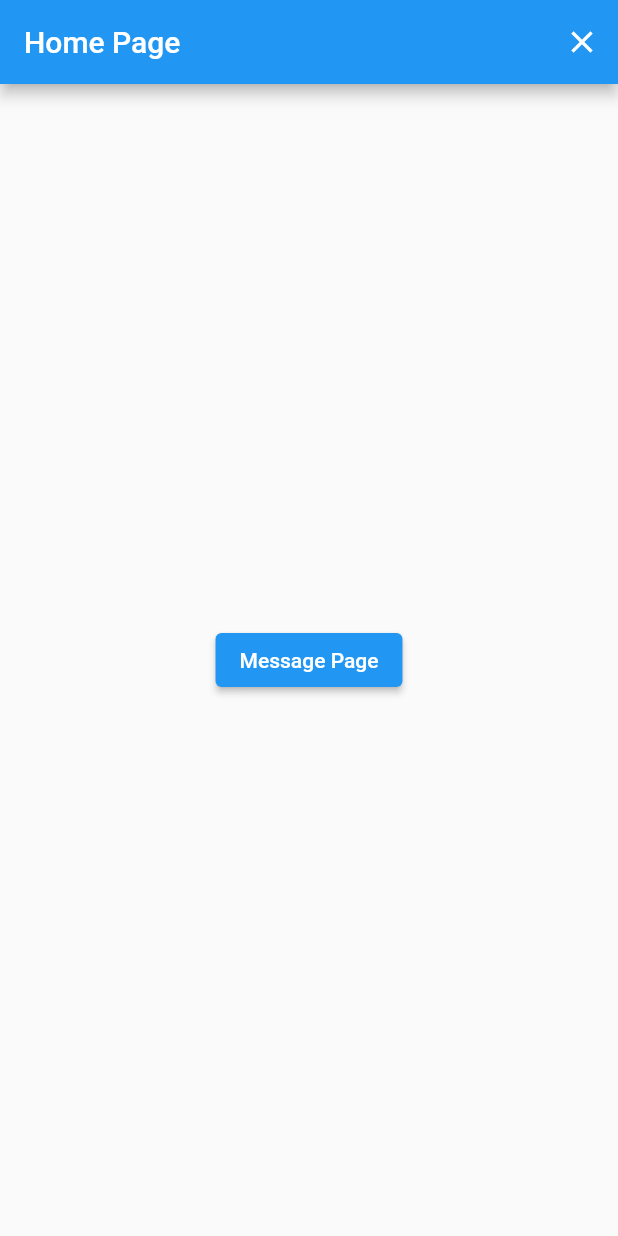
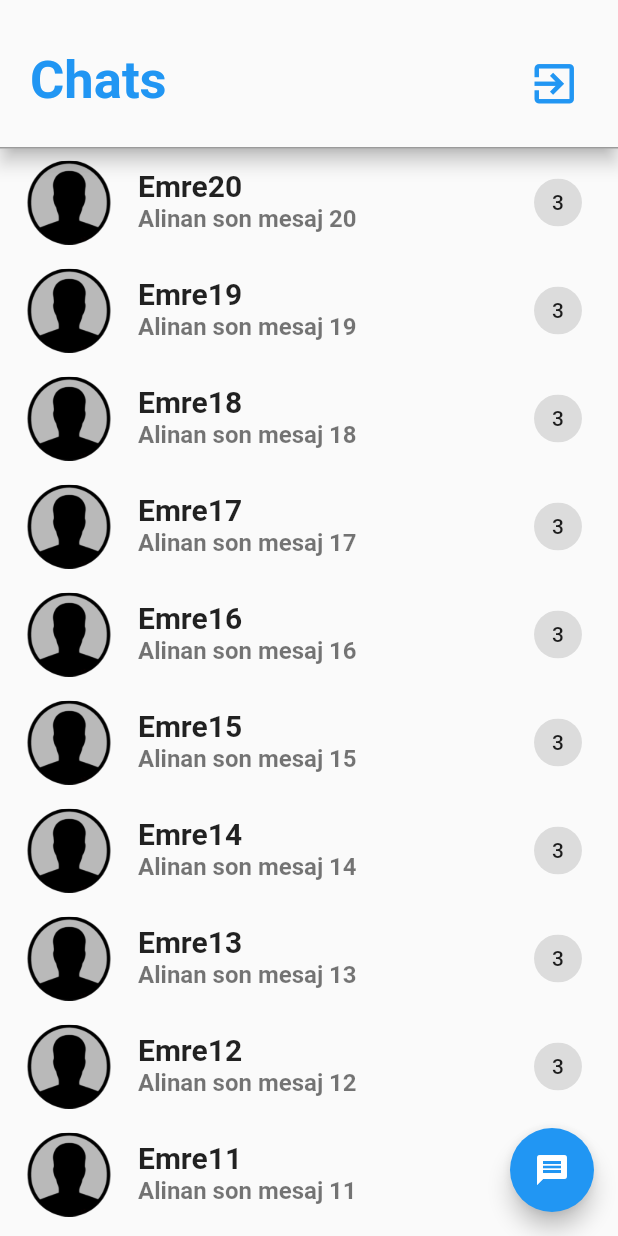
Before and after one commit to emreozturk7/chat_app, a Flutter app: the screen it shows once a user with an empty profile is signed in, on a phone screen of 412 x 824 dp. Run offline on Flutter 3.47's test engine with Material 2 defaults, Android fonts, the phone set to English and light mode, and no system bars; our stand-ins replace emoji_picker_flutter, firebase_auth, firebase_core, firebase_storage, flutter_spinkit, get and 2 more; accounts and stored records are empty.

Commit message:
GetX routes added and model files created

```diff
--- /dev/null
+++ b/lib/app_pages.dart
@@ -0,0 +1,25 @@
+import 'package:flutter_chat_app/view/message_contacts.dart';
+import 'package:flutter_chat_app/view/message_home_page.dart';
+import 'package:flutter_chat_app/view/message_page.dart';
+import 'package:get/get.dart';
+
+part 'routes.dart';
+
+class AppPages {
+  AppPages._();
+
+  static final routes = [
+    GetPage(
+      name: _Paths.MESSAGE_HOME_PAGE,
+      page: () => MessageHomePage(),
+    ),
+    GetPage(
+      name: _Paths.MESSAGE_PAGE,
+      page: () => const MessagePage(),
+    ),
+    GetPage(
+      name: _Paths.MESSAGE_CONTACTS,
+      page: () => const MessageContacts(),
+    ),
+  ];
+}
--- a/lib/authenticate/register.dart
+++ b/lib/authenticate/register.dart
@@ -46,7 +46,6 @@ class _RegisterState extends State<Register> {
                 child: Column(
                   children: [
                     Expanded(
-                      flex: 2,
                       child: Column(
                         mainAxisAlignment: MainAxisAlignment.center,
                         children: const [
@@ -62,7 +61,6 @@ class _RegisterState extends State<Register> {
                       ),
                     ),
                     Expanded(
-                      flex: 3,
                       child: Column(
                         crossAxisAlignment: CrossAxisAlignment.stretch,
                         children: [
--- a/lib/authenticate/sign_in.dart
+++ b/lib/authenticate/sign_in.dart
@@ -48,6 +48,7 @@ class _SignInState extends State<SignIn> {
                 child: Column(
                   children: [
                     Expanded(
+                      flex: 2,
                       child: Column(
                         mainAxisAlignment: MainAxisAlignment.center,
                         children: [
@@ -60,6 +61,7 @@ class _SignInState extends State<SignIn> {
                       ),
                     ),
                     Expanded(
+                      flex: 3,
                       child: Column(
                         mainAxisAlignment: MainAxisAlignment.start,
                         crossAxisAlignment: CrossAxisAlignment.stretch,
@@ -117,13 +119,11 @@ class _SignInState extends State<SignIn> {
                               left: MediaQuery.of(context).size.width / 3.50,
                               top: MediaQuery.of(context).size.height / 50,
                             ),
-                            child: const Expanded(
-                              child: Text(
-                                'Chat App v1.0',
-                                style: TextStyle(
-                                  fontWeight: FontWeight.bold,
-                                  fontSize: 10.0,
-                                ),
+                            child: const Text(
+                              'Chat App v1.0',
+                              style: TextStyle(
+                                fontWeight: FontWeight.bold,
+                                fontSize: 10.0,
                               ),
                             ),
                           ),
--- a/lib/main.dart
+++ b/lib/main.dart
@@ -2,11 +2,13 @@ import 'package:flutter/material.dart';
 import 'package:firebase_core/firebase_core.dart';
 import 'package:flutter_chat_app/model/my_user.dart';
 import 'package:flutter_chat_app/services/auth.dart';
-import 'package:flutter_chat_app/view/home_page.dart';
+import 'package:flutter_chat_app/view/message_home_page.dart';
+import 'package:flutter_chat_app/view/message_contacts.dart';
 import 'package:flutter_chat_app/view/message_page.dart';
 import 'package:flutter_chat_app/view/splash_screen.dart';
 import 'package:flutter_chat_app/view/wrapper.dart';
 import 'package:provider/provider.dart';
+import 'package:get/get.dart';
 
 Future<void> main() async {
   WidgetsFlutterBinding.ensureInitialized();
@@ -21,7 +23,7 @@ class Main extends StatelessWidget {
   Widget build(BuildContext context) {
     return FutureBuilder(
       future: Future.delayed(
-        const Duration(seconds: 0),
+        const Duration(seconds: 3),
       ),
       builder: (BuildContext context, AsyncSnapshot<dynamic> snapshot) {
         if (snapshot.connectionState == ConnectionState.done) {
@@ -29,10 +31,11 @@ class Main extends StatelessWidget {
             catchError: (_, __) => null,
             value: AuthService().user,
             initialData: null,
-            child: MaterialApp(
+            child: GetMaterialApp(
               routes: {
-                'message_page': (context) => const MessagePage(),
-                'home_page': (context) => const HomePage(),
+                '/message_page': (context) => const MessagePage(),
+                '/message_home_page': (context) => MessageHomePage(),
+                '/message_contacts': (context) => const MessageContacts(),
               },
               home: const Wrapper(),
             ),
--- /dev/null
+++ b/lib/model/chats.dart
@@ -0,0 +1,53 @@
+import 'dart:convert';
+
+class Chats {
+  Chats chatsFromJson(String str) => Chats.fromJson(json.decode(str));
+  String chatsToJson(Chats data) => json.encode(data.toJson());
+
+  List<String>? connections;
+  List<Chat>? chat;
+
+  Chats({this.connections, this.chat});
+
+  factory Chats.fromJson(Map<String, dynamic> json) => Chats(
+        connections: List<String>.from(json["connections"].map((x) => x)),
+        chat: List<Chat>.from(json["chat"].map((x) => Chat.fromJson(x))),
+      );
+
+  Map<String, dynamic> toJson() => {
+        "connections": List<dynamic>.from(connections!.map((x) => x)),
+        "chat": List<dynamic>.from(chat!.map((x) => x.toJson())),
+      };
+}
+
+class Chat {
+  Chat({
+    this.sender,
+    this.receiver,
+    this.message,
+    this.time,
+    this.isRead,
+  });
+
+  String? sender;
+  String? receiver;
+  String? message;
+  String? time;
+  bool? isRead;
+
+  factory Chat.fromJson(Map<String, dynamic> json) => Chat(
+        sender: json["sender"],
+        receiver: json["receiver"],
+        message: json["message"],
+        time: json["time"],
+        isRead: json["isRead"],
+      );
+
+  Map<String, dynamic> toJson() => {
+        "pengirim": sender,
+        "penerima": receiver,
+        "pesan": message,
+        "time": time,
+        "isRead": isRead,
+      };
+}
--- /dev/null
+++ b/lib/routes.dart
@@ -0,0 +1,15 @@
+part of 'app_pages.dart';
+
+abstract class Routes {
+  Routes._();
+
+  static const MESSAGE_HOME_PAGE = _Paths.MESSAGE_HOME_PAGE;
+  static const MESSAGE_PAGE = _Paths.MESSAGE_PAGE;
+  static const MESSAGE_CONTACTS = _Paths.MESSAGE_CONTACTS;
+}
+
+abstract class _Paths {
+  static const MESSAGE_HOME_PAGE = '/message_home_page';
+  static const MESSAGE_PAGE = '/message_page';
+  static const MESSAGE_CONTACTS = '/message_contacts';
+}
--- a/lib/view/home_page.dart
+++ /dev/null
@@ -1,44 +0,0 @@
-import 'package:flutter/material.dart';
-import 'package:flutter_chat_app/services/auth.dart';
-import 'package:flutter_chat_app/view/message_page.dart';
-
-class HomePage extends StatelessWidget {
-  const HomePage({Key? key}) : super(key: key);
-
-  @override
-  Widget build(BuildContext context) {
-    AuthService _auth = AuthService();
-    return Scaffold(
-      appBar: AppBar(
-        actions: [
-          IconButton(
-            onPressed: () {
-              _auth.signOut();
-            },
-            icon: const Icon(Icons.close),
-          ),
-        ],
-        title: const Text('Home Page'),
-      ),
-      body: Center(
-        child: Column(
-          crossAxisAlignment: CrossAxisAlignment.center,
-          mainAxisAlignment: MainAxisAlignment.center,
-          children: [
-            ElevatedButton(
-              child: const Text('Message Page'),
-              onPressed: () {
-                Navigator.push(
-                  context,
-                  MaterialPageRoute(
-                    builder: (context) => const MessagePage(),
-                  ),
-                );
-              },
-            ),
-          ],
-        ),
-      ),
-    );
-  }
-}
--- /dev/null
+++ b/lib/view/message_contacts.dart
@@ -0,0 +1,14 @@
+import 'package:flutter/material.dart';
+
+class MessageContacts extends StatelessWidget {
+  const MessageContacts({Key? key}) : super(key: key);
+
+  @override
+  Widget build(BuildContext context) {
+    return Scaffold(
+      appBar: AppBar(
+        title: const Text('Contacts'),
+      ),
+    );
+  }
+}
--- /dev/null
+++ b/lib/view/message_home_page.dart
@@ -0,0 +1,99 @@
+import 'package:flutter/material.dart';
+import 'package:flutter_chat_app/services/auth.dart';
+import 'package:get/get.dart';
+
+class MessageHomePage extends StatelessWidget {
+  MessageHomePage({Key? key}) : super(key: key);
+  final List<Widget> myChats = List.generate(
+    20,
+    (index) => ListTile(
+      onTap: () => Get.toNamed("/message_page"),
+      leading: CircleAvatar(
+        radius: 30,
+        backgroundColor: Colors.black26,
+        child: Image.asset(
+          "assets/images/noimage.png",
+          fit: BoxFit.cover,
+        ),
+      ),
+      title: Text(
+        'Emre${index + 1}',
+        style: const TextStyle(
+          fontSize: 20,
+          fontWeight: FontWeight.w600,
+        ),
+      ),
+      subtitle: Text(
+        'Alinan son mesaj ${index + 1}',
+        style: const TextStyle(
+          fontSize: 16,
+          fontWeight: FontWeight.w600,
+        ),
+      ),
+      trailing: const Chip(
+        label: Text("3"),
+      ),
+    ),
+  ).reversed.toList();
+
+  @override
+  Widget build(BuildContext context) {
+    AuthService _auth = AuthService();
+    return Scaffold(
+      body: Column(
+        children: [
+          Material(
+            elevation: 5,
+            child: Container(
+              margin: EdgeInsets.only(top: MediaQuery.of(context).padding.top),
+              decoration: const BoxDecoration(
+                border: Border(
+                  bottom: BorderSide(
+                    color: Colors.black38,
+                  ),
+                ),
+              ),
+              padding: const EdgeInsets.fromLTRB(20, 30, 20, 20),
+              child: Row(
+                mainAxisAlignment: MainAxisAlignment.spaceBetween,
+                children: [
+                  const Text(
+                    "Chats",
+                    style: TextStyle(
+                      color: Colors.blue,
+                      fontSize: 35,
+                      fontWeight: FontWeight.bold,
+                    ),
+                  ),
+                  IconButton(
+                    icon: const Icon(
+                      Icons.exit_to_app,
+                      size: 35,
+                      color: Colors.blue,
+                    ),
+                    onPressed: () {
+                      _auth.signOut();
+                    },
+                  ),
+                ],
+              ),
+            ),
+          ),
+          Expanded(
+            child: ListView.builder(
+              padding: EdgeInsets.zero,
+              itemCount: myChats.length,
+              itemBuilder: (context, index) => myChats[index],
+            ),
+          ),
+        ],
+      ),
+      floatingActionButton: FloatingActionButton(
+        child: const Icon(Icons.message),
+        onPressed: () {
+          Navigator.pushNamed(context, '/message_contacts');
+        },
+      ),
+    );
+  }
+}
--- a/lib/view/wrapper.dart
+++ b/lib/view/wrapper.dart
@@ -1,7 +1,7 @@
 import 'package:flutter/material.dart';
 import 'package:flutter_chat_app/authenticate/authenticate.dart';
 import 'package:flutter_chat_app/model/my_user.dart';
-import 'package:flutter_chat_app/view/home_page.dart';
+import 'package:flutter_chat_app/view/message_home_page.dart';
 import 'package:provider/provider.dart';
 
 class Wrapper extends StatelessWidget {
@@ -10,6 +10,6 @@ class Wrapper extends StatelessWidget {
   @override
   Widget build(BuildContext context) {
     final user = Provider.of<MyUser?>(context);
-    return user == null ? const Authenticate() : const HomePage();
+    return user == null ? const Authenticate() : MessageHomePage();
   }
 }
--- a/pubspec.yaml
+++ b/pubspec.yaml
@@ -47,6 +47,7 @@ dev_dependencies:
   flutter_spinkit: ^5.1.0
   flutter_native_splash: ^1.2.4
   lottie: ^1.2.1
+  get: ^4.3.8
 
   # Fotograf ve Video Islemleri
   image_picker: ^0.8.4+2
```
Also changed, not shown: lib/controller/message_page_controller.dart (deleted), pubspec.lock.
